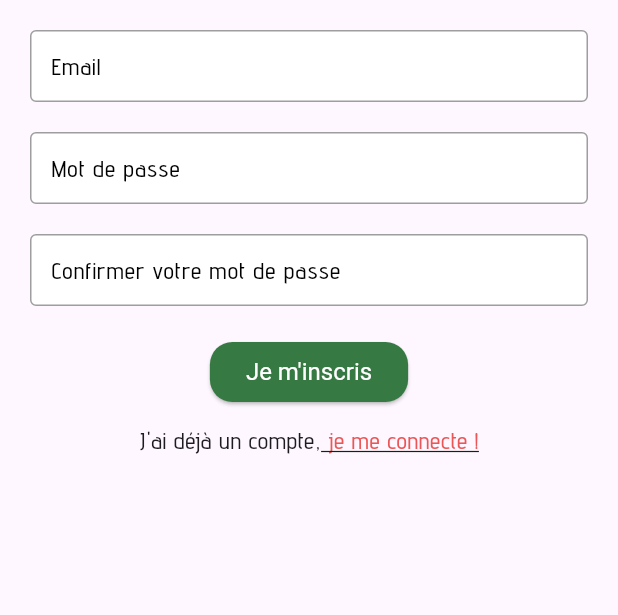
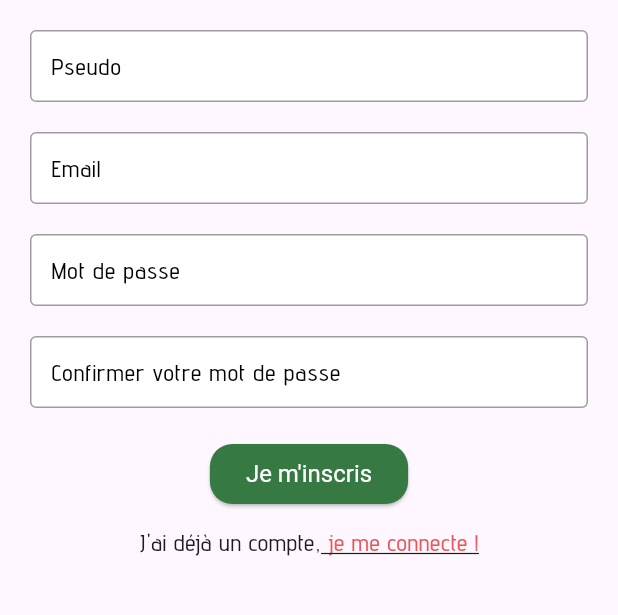
Before and after one commit to Evlow/Evlow-Foodies-App, a Flutter app: the RegisterScreen screen opened directly, on a phone screen of 412 x 824 dp, the part 333-948 px from its top. Run offline on Flutter 3.47's test engine with Material 3 defaults, Android fonts, the light colour scheme and no system bars; our stand-ins replace auto_route, firebase_auth, firebase_core, flutter_spinkit, flutter_svg, font_awesome_flutter and 1 more; accounts and stored records are empty.

Commit message:
Mise à jour des fichiers

```diff
--- a/lib/authentification/register_screen.dart
+++ b/lib/authentification/register_screen.dart
@@ -19,7 +19,7 @@ class _RegisterScreenState extends State<RegisterScreen> {
       FormState>(); // Clé globale pour identifier le formulaire et effectuer des validations
   String error = ''; // Variable pour stocker les messages d'erreur
   bool loading = false; // Indicateur pour afficher l'état de chargement
-
+final displayNameController = TextEditingController();
   final emailController =
       TextEditingController(); // Contrôleur pour gérer la valeur du champ email
   final passwordController = TextEditingController();
@@ -28,6 +28,7 @@ class _RegisterScreenState extends State<RegisterScreen> {
 
   @override
   void dispose() {
+    displayNameController.dispose();
     emailController.dispose(); // Libère les ressources du contrôleur d'email
     passwordController
         .dispose(); // Libère les ressources du contrôleur de mot de passe
@@ -41,6 +42,7 @@ class _RegisterScreenState extends State<RegisterScreen> {
     });
 
     try {
+      String displayName = displayNameController.text.trim();
       String email = emailController.text.trim();
       String password = passwordController.text.trim();
       // Validation de la confirmation de mot de passe
@@ -56,7 +58,7 @@ class _RegisterScreenState extends State<RegisterScreen> {
 
       // Appel à la méthode registerWithEmailAndPassword de l'instance _auth pour tenter l'inscription
       dynamic result =
-          await _auth.registerWithEmailAndPassword(email, password);
+          await _auth.registerWithEmailAndPassword(email, password, displayName);
 
       if (result != null) {
         // Navigation vers l'écran suivant (SignInScreen dans cet exemple)
@@ -145,6 +147,27 @@ class _RegisterScreenState extends State<RegisterScreen> {
                         _formKey, // Lie ce formulaire à la clé globale _formKey
                     child: Column(
                       children: [
+                             TextFormField(
+                          controller:
+                              displayNameController, // Utilise le contrôleur emailController pour gérer le champ
+                          decoration: const InputDecoration(
+                              fillColor: Colors.white,
+                              filled: true,
+                              contentPadding: EdgeInsets.all(10),
+                              enabledBorder: OutlineInputBorder(
+                                  borderSide: BorderSide(color: Colors.grey)),
+                              focusedBorder: OutlineInputBorder(
+                                  borderSide: BorderSide(
+                                color: orangeColor
+                              )),
+                              labelText:
+                                  'Pseudo', // Texte à afficher dans le champ
+                              labelStyle: TextStyle(color: Colors.black)),
+                          validator: (value) => value!.isEmpty
+                              ? "Entrer un pseudo"
+                              : null, // Validation du champ email
+                        ),
+                        const SizedBox(height: 20.0),
                         TextFormField(
                           controller:
                               emailController, // Utilise le contrôleur emailController pour gérer le champ
--- a/lib/models/user.dart
+++ b/lib/models/user.dart
@@ -1,5 +1,11 @@
-class AppUser {
-   final String uid;
+class UserModel {
+  final String uid;
+  final String displayName;
+  final String email;
 
-   AppUser ({required this.uid});
+  UserModel({
+    required this.uid,
+    required this.displayName,
+    required this.email,
+  });
 }
--- a/lib/page/home_page_profil_content.dart
+++ b/lib/page/home_page_profil_content.dart
@@ -54,7 +54,7 @@ class _HomePageProfilContentState extends State<HomePageProfilContent> {
                             ),
                             shape: RoundedRectangleBorder(
                               borderRadius: BorderRadius.circular(15),
-                              side : BorderSide(color: greenColor)
+                              side : const BorderSide(color: greenColor)
 
                             ),
                           ),
```
Also changed, not shown: lib/authentification/auth_service.dart (+29 -16 lines), lib/authentification/sign_in_screen.dart (+8 -8 lines), lib/services/users_service.dart (added).
